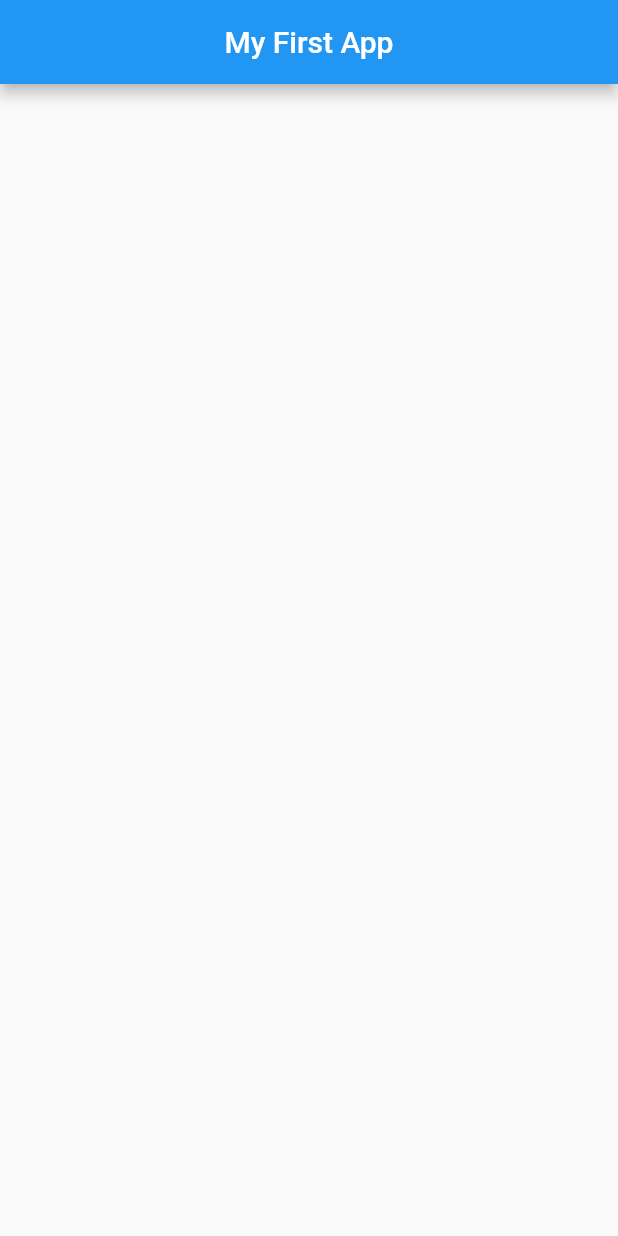
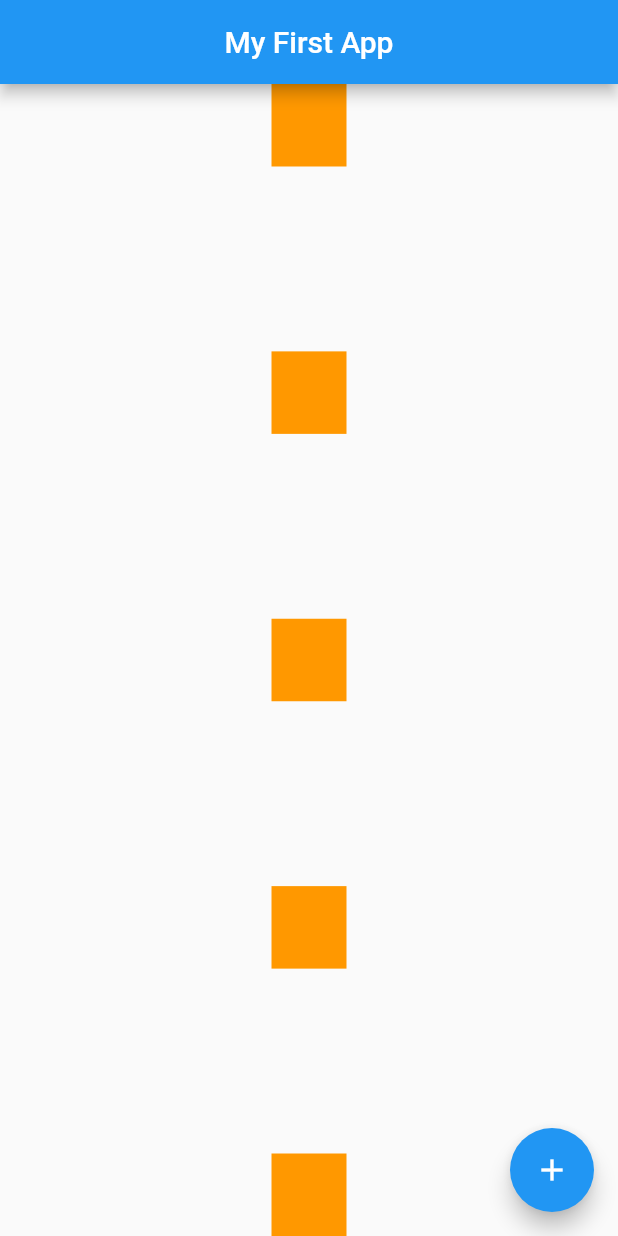
Before and after one commit to thesheerazali/All-About-Flutter, a Flutter app: the screen it shows after launch, on a phone screen of 412 x 824 dp. Run offline on Flutter 3.47's test engine with Material 2 defaults, Android fonts, the light colour scheme and no system bars.

Commit message:
initial commit

```diff
--- a/task_one/lib/home_page.dart
+++ b/task_one/lib/home_page.dart
@@ -1,15 +1,52 @@
 import 'package:flutter/material.dart';
+import 'package:task_one/sec_pge.dart';
 
 class HomePage extends StatelessWidget {
   const HomePage({super.key});
 
   @override
   Widget build(BuildContext context) {
+    String name = "My App";
     return Scaffold(
-      appBar: AppBar(
-        title: Text("My First App"),
-        centerTitle: true,
-      ),
-    );
+        appBar: AppBar(
+          title: Text("My First App"),
+          centerTitle: true,
+        ),
+        floatingActionButton: FloatingActionButton(
+          onPressed: () {},
+          child: Icon(Icons.add),
+        ),
+        body: Center(
+          child: Column(
+            mainAxisAlignment: MainAxisAlignment.spaceBetween,
+            children: [
+              Container(
+                width: 50,
+                height: 55,
+                color: Colors.orange,
+              ),
+              Container(
+                width: 50,
+                height: 55,
+                color: Colors.orange,
+              ),
+              Container(
+                width: 50,
+                height: 55,
+                color: Colors.orange,
+              ),
+              Container(
+                width: 50,
+                height: 55,
+                color: Colors.orange,
+              ),
+              Container(
+                width: 50,
+                height: 55,
+                color: Colors.orange,
+              ),
+            ],
+          ),
+        ));
   }
 }
--- a/task_one/lib/main.dart
+++ b/task_one/lib/main.dart
@@ -11,7 +11,9 @@ class MyApp extends StatelessWidget {
 
   @override
   Widget build(BuildContext context) {
-    return MaterialApp(
+    return const MaterialApp(
+      debugShowCheckedModeBanner: false,
+
       home: HomePage(),
     );
   }
--- /dev/null
+++ b/task_one/lib/sec_pge.dart
@@ -0,0 +1,16 @@
+import 'package:flutter/material.dart';
+import 'package:flutter/src/widgets/framework.dart';
+import 'package:flutter/src/widgets/placeholder.dart';
+
+class SecPage extends StatelessWidget {
+  const SecPage({super.key});
+
+  @override
+  Widget build(BuildContext context) {
+    return Scaffold(
+      appBar: AppBar(
+        title: Text("Huuuuu"),
+      ),
+    );
+  }
+}
```
